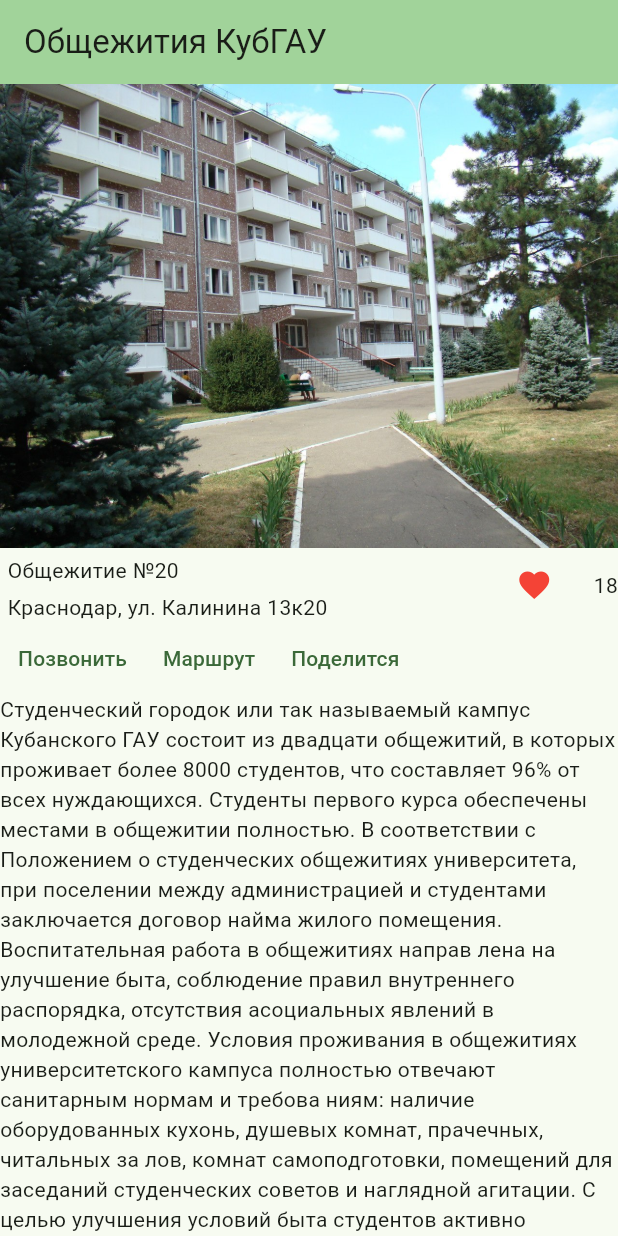
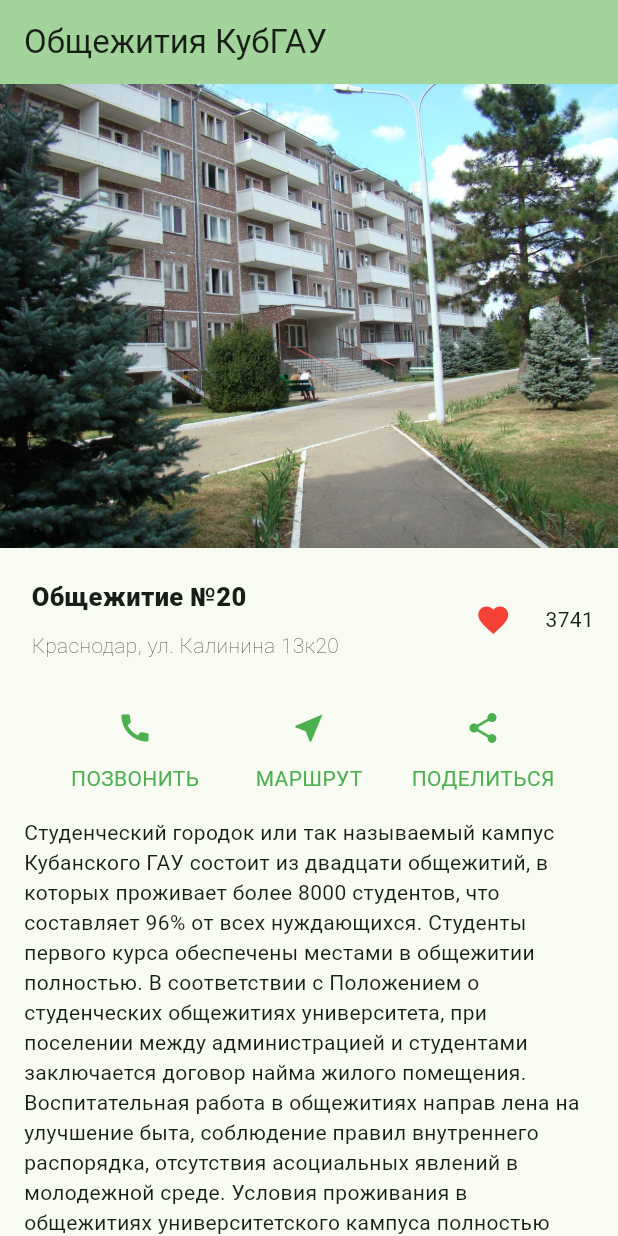
Before and after one commit to DonZskoy/mobileDevs, a Flutter app: the screen it shows after launch, on a phone screen of 412 x 824 dp. Run offline on Flutter 3.47's test engine with Material 3 defaults, Android fonts, the phone set to English and light mode, and no system bars; our stand-ins replace share_plus; missing offline and left inert: flutter_phone_direct_caller, maps_launcher.

```diff
--- a/l4proj/lib/main.dart
+++ b/l4proj/lib/main.dart
@@ -17,6 +17,7 @@ class MyApp extends StatelessWidget {
   @override
   Widget build(BuildContext context) {
     return MaterialApp(
+      debugShowCheckedModeBanner: false,
       title: 'l4proj',
       theme: ThemeData(
         colorScheme: ColorScheme.fromSeed(seedColor: Colors.green),
@@ -32,7 +33,6 @@ class MyHomePage extends StatefulWidget {
 
   final String title;
 
-
   @override
   State<MyHomePage> createState() => _MyHomePageState();
 }
@@ -45,7 +45,7 @@ class _MyHomePageState extends State<MyHomePage> {
   }
 
   String _fileContents = "";
-  int _likeCounter = 18;
+  int _likeCounter = 3741;
   bool isLiked = true;
 
   Future<void> loadAsset() async {
@@ -95,6 +95,8 @@ class _MyHomePageState extends State<MyHomePage> {
           children: [
             Image.asset('assets/obshaga.png'),
             Container(
+              margin: const EdgeInsets.all(9),
+              padding: const EdgeInsets.all(7),
                 child: Column(
                   crossAxisAlignment: CrossAxisAlignment.start,
                   mainAxisSize: MainAxisSize.min,
@@ -107,13 +109,18 @@ class _MyHomePageState extends State<MyHomePage> {
                                 crossAxisAlignment: CrossAxisAlignment.start,
                                 children: [
                                   Container(
-                                      margin: const EdgeInsets.all(5.0),
-                                      child: const Text("Общежитие №20")
+                                    margin: const EdgeInsets.all(5),
+                                    child: const Text('Общежитие №20',
+                                      style:
+                                      TextStyle(fontSize: 17,
+                                      fontWeight: FontWeight.w800),)
                                   ),
                                   Container(
-                                    margin: const EdgeInsets.only(left: 5.0),
-                                    child: Text(
-                                        "Краснодар, ул. Калинина 13к20"),),
+                                    margin: const EdgeInsets.all(5),
+                                    child: Text('Краснодар, ул. Калинина 13к20',
+                                      style:
+                                        TextStyle(fontSize: 14,
+                                        fontWeight: FontWeight.w200),),)
                                 ],
                               ))),
                       Expanded(
@@ -139,23 +146,54 @@ class _MyHomePageState extends State<MyHomePage> {
                       ),
                       Text(_likeCounter.toString()),
                     ]),
-                    Container(
+                    Container(margin: const EdgeInsets.all(16),
                       child: Row(
                         children: [
-                            TextButton(
-                                onPressed: _callNumber, child: Text('Позвонить')),
-                            TextButton(
-                                onPressed: _buildRoute, child: Text('Маршрут')),
-                            TextButton(
+                        Expanded(
+                        child:
+                          Column(
+                          children: [
+                            IconButton(
+                              onPressed: _callNumber,
+                              icon: Icon(
+                                Icons.call,
+                                color: Colors.green,),
+                            ),
+                            Text('ПОЗВОНИТЬ',style: TextStyle(fontSize: 14, color: Colors.green,)),
+                          ],),),
+                        Expanded(
+                        child:
+                          Column(
+                            children: [
+                            IconButton(
+                              onPressed: _buildRoute,
+                              icon: Icon(
+                                  Icons.near_me,
+                                  color: Colors.green,),
+                              ),
+                              Text('МАРШРУТ',style: TextStyle(fontSize: 14, color: Colors.green,)),
+                        ],),),
+                        Expanded(
+                        child:
+                          Column(
+                            children: [
+                            IconButton(
                               onPressed: _share,
-                              child: Text('Поделится'),
-                            )
+                              icon: Icon(
+                                Icons.share,
+                                color: Colors.green,),
+                              ),
+                              Text('ПОДЕЛИТЬСЯ',style: TextStyle(fontSize: 14, color: Colors.green,)),
+                            ],
+                          ),
+                        ),
                       ],
                       )),
                     Flexible(child: Text(_fileContents)),
           ]),
-            ),
-          ],
-        ));
+    ),]
+    ,
+    )
+    );
   }
 }
```
Lines whose indentation alone changed are shown as unchanged.
